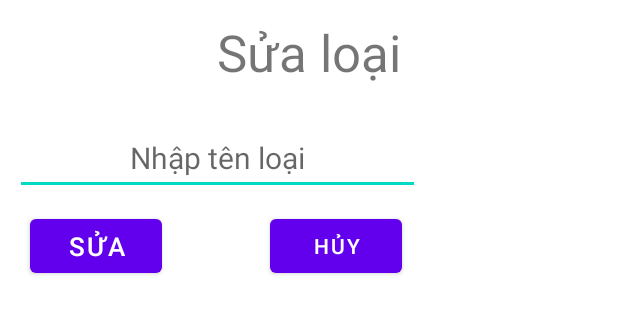
After one commit to QuangHuyDV/Quanlythucdon, an Android app: the layout dialog_sua_loai.xml on its own in the app's theme, with its tools: preview values and no code run, on a phone screen of 412 x 824 dp. The commit adds this screen. Shown: the top 314 px of the screen. Run offline under Robolectric (Android 15) with nearby library versions, the phone set to English and light mode, and no system bars.

Commit message:
xong add

```diff
--- a/app/build.gradle
+++ b/app/build.gradle
@@ -32,6 +32,7 @@ dependencies {
     implementation 'androidx.appcompat:appcompat:1.4.1'
     implementation 'com.google.android.material:material:1.6.0'
     implementation 'androidx.constraintlayout:constraintlayout:2.1.3'
+    //noinspection GradleCompatible
     testImplementation 'junit:junit:4.13.2'
     androidTestImplementation 'androidx.test.ext:junit:1.1.3'
     androidTestImplementation 'androidx.test.espresso:espresso-core:3.4.0'
--- a/app/src/main/java/com/example/quanlythucdon/AddActivity.java
+++ b/app/src/main/java/com/example/quanlythucdon/AddActivity.java
@@ -28,7 +28,7 @@ public class AddActivity extends AppCompatActivity {
 //        val categorys = getResources().getStringArray(R.array.category);
 //        val arrayAdapter = ArrayAdapter(requireContext(), R.layout.category_item);
         btnCancel.setOnClickListener(view -> {
-            Intent it = new Intent(AddActivity.this, MainActivity.class);
+            Intent it = new Intent(AddActivity.this, ListActivity.class);
             startActivity(it);
         });
 
@@ -42,7 +42,7 @@ public class AddActivity extends AppCompatActivity {
         btnInsert.setOnClickListener(view -> {
             MyDatabase database = new MyDatabase(AddActivity.this, "mydatabase.db",null,1);
             database.CreateItem(this ,txtName.getText().toString().trim()
-                    , txtCategory.getId()
+                    , String.valueOf(txtCategory.getText())
                     , txtPrice.getId());
         });
     }
--- a/app/src/main/java/com/example/quanlythucdon/ListActivity.java
+++ b/app/src/main/java/com/example/quanlythucdon/ListActivity.java
@@ -45,9 +45,9 @@ public class ListActivity extends AppCompatActivity {
             DanhSachMonAn.moveToPosition(i);
             int id = DanhSachMonAn.getInt(0);
             String name = DanhSachMonAn.getString(1);
-            int categoryId = DanhSachMonAn.getInt(2);
+            String category = DanhSachMonAn.getString(2);
             int price = DanhSachMonAn.getInt(3);
-            list.add(new Thucdon(id, name, categoryId, price));
+            list.add(new Thucdon(id, name, category, price));
         }
         adapter.notifyDataSetChanged();
     }
--- a/app/src/main/java/com/example/quanlythucdon/MainActivity.java
+++ b/app/src/main/java/com/example/quanlythucdon/MainActivity.java
@@ -25,7 +25,7 @@ public class MainActivity extends AppCompatActivity {
 //        database.executeSQL("DELETE FROM thucdon");
 
         //tạo bảng nếu không tông tại
-        database.executeSQL("CREATE TABLE IF NOT EXISTS thucdon(id integer primary key autoincrement, name VARCHAR(100), categoryId INTERGER, price INTERGER)");
+        database.executeSQL("CREATE TABLE IF NOT EXISTS thucdon(id integer primary key autoincrement, name VARCHAR(100), category VARCHAR(50), price INTERGER)");
         database.executeSQL("CREATE TABLE IF NOT EXISTS theloai(idCate integer primary key autoincrement, nameCate VARCHAR(50))");
         database.executeSQL("CREATE TABLE IF NOT EXISTS taikhoan(idUser integer primary key autoincrement, nameUser VARCHAR(50), email TEXT not null, password TEXT not null)");
 
--- a/app/src/main/java/com/example/quanlythucdon/model/MyDatabase.java
+++ b/app/src/main/java/com/example/quanlythucdon/model/MyDatabase.java
@@ -37,7 +37,7 @@ public class MyDatabase extends SQLiteOpenHelper {
         return  database.rawQuery(sql, null);
     }
 
-    public void CreateItem(Context context,String name, int category, int price) {
+    public void CreateItem(Context context,String name, String category, int price) {
         SQLiteDatabase db = this.getWritableDatabase();
         ContentValues values = new ContentValues();
         values.put("name", name);
--- a/app/src/main/java/com/example/quanlythucdon/model/ThucdonAdapter.java
+++ b/app/src/main/java/com/example/quanlythucdon/model/ThucdonAdapter.java
@@ -63,7 +63,7 @@ public class ThucdonAdapter extends BaseAdapter {
         Thucdon thucdon = list.get(i);
         holder.itemId.setId(thucdon.getId());
         holder.itemName.setText(thucdon.getName());
-        holder.itemCate.setId(thucdon.getCategoryId());
+        holder.itemCate.setText(thucdon.getCategory());
         holder.itemPrice.setId(thucdon.getPrice());
 
         return view;
--- /dev/null
+++ b/app/src/main/res/layout/dialog_sua_loai.xml
@@ -0,0 +1,44 @@
+<?xml version="1.0" encoding="utf-8"?>
+<RelativeLayout xmlns:android="http://schemas.android.com/apk/res/android"
+    android:layout_width="match_parent"
+    android:layout_height="match_parent"
+    android:layout_gravity="center"
+    android:background="@color/cardview_light_background">
+
+    <TextView
+        android:id="@+id/lblNewCate1"
+        android:layout_width="match_parent"
+        android:layout_height="wrap_content"
+        android:gravity="center"
+        android:padding="12dp"
+        android:text="Sửa loại"
+        android:textSize="34sp" />
+
+    <EditText
+        android:id="@+id/txtNameCateUp"
+        android:layout_width="270dp"
+        android:layout_height="50dp"
+        android:layout_marginLeft="10dp"
+        android:layout_marginTop="80dp"
+        android:gravity="center"
+        android:hint="Nhập tên loại"
+        android:padding="10dp"
+        android:textSize="20sp" />
+
+    <Button
+        android:id="@+id/btnCateDt2"
+        android:layout_width="wrap_content"
+        android:layout_height="wrap_content"
+        android:layout_marginLeft="180dp"
+        android:layout_marginTop="140dp"
+        android:text="Hủy" />
+
+    <Button
+        android:id="@+id/btnCateUp"
+        android:layout_width="wrap_content"
+        android:layout_height="wrap_content"
+        android:layout_marginLeft="20dp"
+        android:layout_marginTop="140dp"
+        android:text="Sửa"
+        android:textSize="17sp" />
+</RelativeLayout>
```
Also changed, not shown: app/src/main/java/com/example/quanlythucdon/DialogCate.java (added, +12 -0 lines), app/src/main/java/com/example/quanlythucdon/ListCateActivity.java (+97 -12 lines), app/src/main/java/com/example/quanlythucdon/entity/Thucdon.java (+7 -7 lines), app/src/main/java/com/example/quanlythucdon/model/TheloaiAdapter.java (+12 -6 lines), app/src/main/res/layout/activity_list_cate.xml (+18 -2 lines), app/src/main/res/layout/dialog_them_loai.xml (added, +44 -0 lines), app/src/main/res/layout/layout_cate.xml (+15 -15 lines), app/src/main/res/layout/my_menu.xml (+9 -6 lines), app/src/main/res/menu/cate_thucthi.xml (added, +10 -0 lines).
